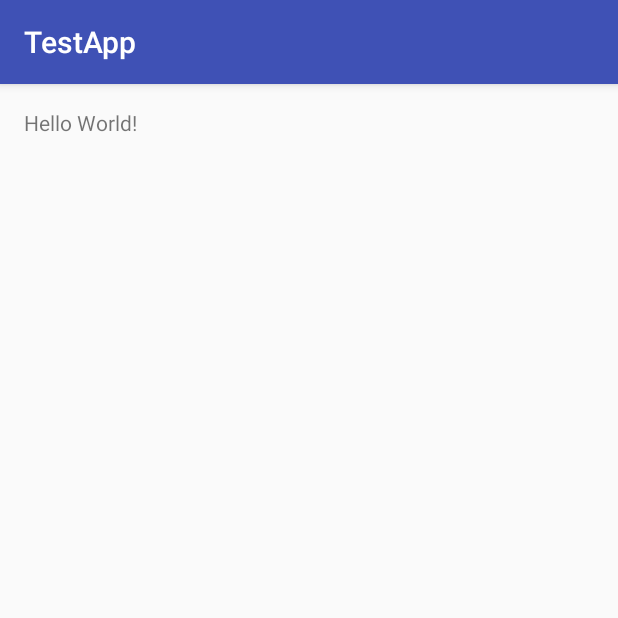
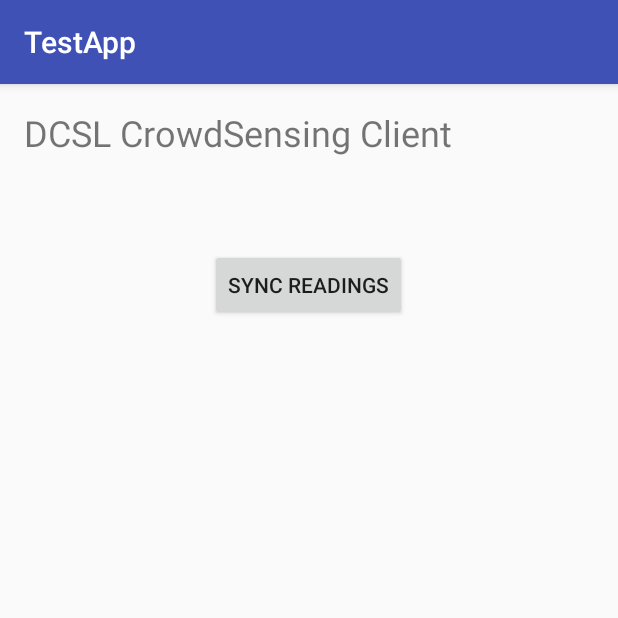
Before and after one commit to raokrutarth/CrowdSensing, an Android app: the screen it shows after launch (MainActivity), on a phone screen of 412 x 824 dp, the top half of it. Run offline under Robolectric (Android 15) with nearby library versions, the phone set to English and light mode, and no system bars.

Commit message:
TestApp sync button added

```diff
--- a/TestApp/app/src/main/java/com/crowdsensing/dcsl/testapp/MainActivity.java
+++ b/TestApp/app/src/main/java/com/crowdsensing/dcsl/testapp/MainActivity.java
@@ -2,12 +2,18 @@ package com.crowdsensing.dcsl.testapp;
 
 import android.support.v7.app.AppCompatActivity;
 import android.os.Bundle;
+import android.view.View;
 
 public class MainActivity extends AppCompatActivity {
 
     @Override
-    protected void onCreate(Bundle savedInstanceState) {
+    protected void onCreate(Bundle savedInstanceState)
+    {
         super.onCreate(savedInstanceState);
         setContentView(R.layout.activity_main);
     }
+
+    public void syncRClicked(View view) {
+        // TODO for sync button clicked
+    }
 }
--- a/TestApp/app/src/main/res/layout/activity_main.xml
+++ b/TestApp/app/src/main/res/layout/activity_main.xml
@@ -13,5 +13,16 @@
     <TextView
         android:layout_width="wrap_content"
         android:layout_height="wrap_content"
-        android:text="Hello World!" />
+        android:text="@string/dcsl_crowdsensing_client"
+        android:textSize="24sp" />
+
+    <Button
+        android:text="Sync Readings"
+        android:layout_width="wrap_content"
+        android:layout_height="wrap_content"
+        android:id="@+id/button"
+        android:layout_below="@+id/textView"
+        android:layout_centerHorizontal="true"
+        android:layout_marginTop="94dp"
+        android:onClick="syncRClicked" />
 </RelativeLayout>
--- a/TestApp/app/src/main/res/values/strings.xml
+++ b/TestApp/app/src/main/res/values/strings.xml
@@ -1,3 +1,4 @@
 <resources>
     <string name="app_name">TestApp</string>
+    <string name="dcsl_crowdsensing_client">DCSL CrowdSensing Client</string>
 </resources>
```
